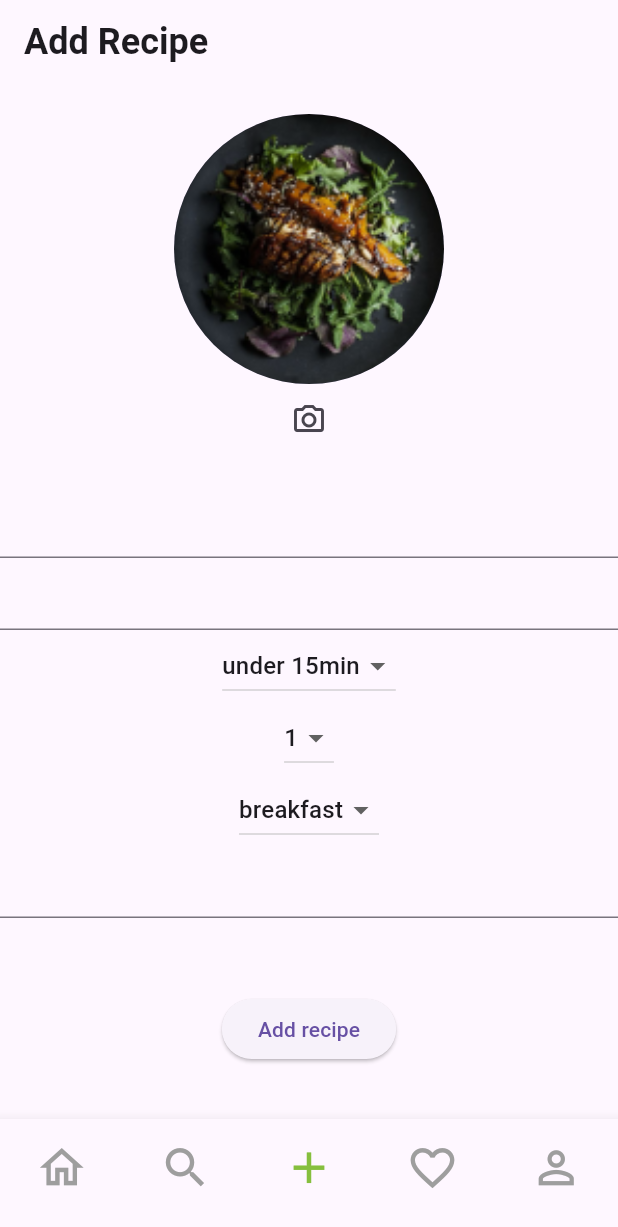
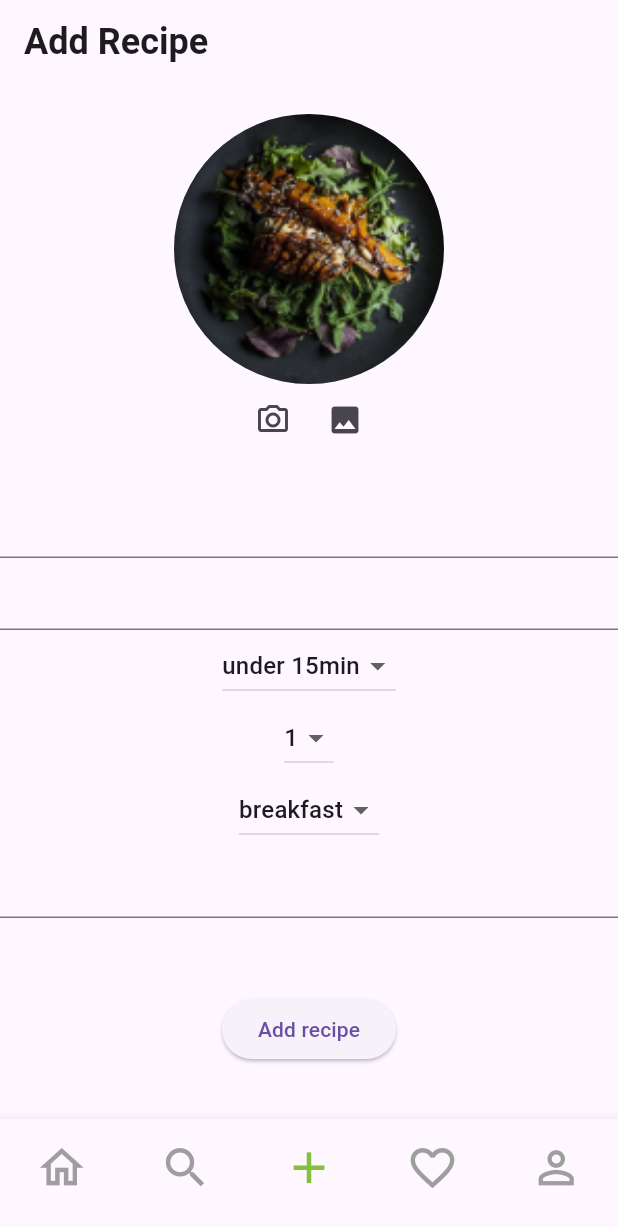
Before and after one commit to Ishuwaraa/cookit, a Flutter app: the screen it shows once a user with an empty profile is signed in, item 3 of the bottom bar chosen, after a tap on the "camera alt" icon, on a phone screen of 412 x 824 dp. Shown: the top 1227 px of the screen. Run offline on Flutter 3.47's test engine with Material 3 defaults, Android fonts, the phone set to English and light mode, and no system bars; our stand-ins replace cloud_firestore, firebase_auth, firebase_core, firebase_storage, image_picker, share_plus; accounts and stored records are empty.

Commit message:
Added camera uploads and share recipe functions

```diff
--- a/lib/components/image_upload.dart
+++ b/lib/components/image_upload.dart
@@ -6,9 +6,10 @@ import 'package:image_picker/image_picker.dart';
 class ImageUpload extends StatefulWidget {
 
   final Function(String) onImageUrlChange;
+  final String type;
 
   // const ImageUpload({super.key});
-  const ImageUpload({required this.onImageUrlChange, Key? key}) : super(key: key);
+  const ImageUpload({required this.type, required this.onImageUrlChange, Key? key}) : super(key: key);
 
   @override
   State<ImageUpload> createState() => _ImageUploadState();
@@ -20,10 +21,16 @@ class _ImageUploadState extends State<ImageUpload> {
   @override
   Widget build(BuildContext context) {
     return IconButton(
-      icon: const Icon(Icons.camera_alt_outlined),
+      icon: (widget.type == 'camera')? const Icon(Icons.camera_alt_outlined) : const Icon(Icons.photo) ,
       onPressed: () async {
         ImagePicker imagePicker = ImagePicker();
-        XFile? file = await imagePicker.pickImage(source: ImageSource.gallery);
+
+        XFile? file;
+        if(widget.type == 'camera'){
+          file = await imagePicker.pickImage(source: ImageSource.camera);
+        }else{
+          file = await imagePicker.pickImage(source: ImageSource.gallery);
+        }
         print(file?.path);
 
         if(file == null) return;
--- a/lib/screens/home.dart
+++ b/lib/screens/home.dart
@@ -1,10 +1,11 @@
-import 'package:cookit/Components/category_list.dart';
 import 'package:cookit/components/appbar_title.dart';
 import 'package:cookit/components/card.dart';
+import 'package:cookit/components/category_list.dart';
 import 'package:cookit/components/loading.dart';
 import 'package:cookit/components/popular_recipe_card.dart';
 import 'package:cookit/models/recipe_model.dart';
 import 'package:cookit/models/user_model.dart';
+import 'package:cookit/screens/search/filtered_results.dart';
 import 'package:cookit/services/database.dart';
 import 'package:flutter/material.dart';
 import 'package:provider/provider.dart';
@@ -84,7 +85,28 @@ class _HomeState extends State<Home> {
                       ],
                     ),
                     const SizedBox(height: 10,),
-                    const SizedBoxListView(),
+                    SizedBox(
+                      height: 50.0,
+                      child: ListView(
+                        scrollDirection: Axis.horizontal,
+                        children: [
+                          GestureDetector(
+                            onTap: () {
+                              Navigator.push(context, MaterialPageRoute(builder: (context) => const FilteredResult(type: 'category', filter: 'soup', title: 'Soup')));
+                            },
+                            child: const SizedBoxListView(title: "🍲 Soup"),
+                          ),
+                          GestureDetector(
+                            onTap: () {
+                              Navigator.push(context, MaterialPageRoute(builder: (context) => const FilteredResult(type: 'category', filter: 'snack', title: 'Snack')));
+                            },
+                            child: const SizedBoxListView(title: "🍿 Snacks"),
+                          ),
+                          const SizedBoxListView(title: "🥦 Healthy"),
+                          const SizedBoxListView(title: "🔥 Popular"),
+                        ],
+                      ),
+                    ),
                     const SizedBox(height: 30,),
                     const Row(
                       mainAxisAlignment: MainAxisAlignment.start,
--- a/lib/screens/profile/profile.dart
+++ b/lib/screens/profile/profile.dart
@@ -65,7 +65,7 @@ class _ProfileState extends State<Profile> {
                           children: [
                             ClipOval(
                               child: FadeInImage(
-                                placeholder: const AssetImage('assets/cookit-logo.png'),
+                                placeholder: const AssetImage('assets/avatar.png'),
                                 image: NetworkImage(userData.profilePicUrl),
                                 width: 120.0,
                                 height: 120.0,
--- a/lib/screens/test_addpost.dart
+++ b/lib/screens/test_addpost.dart
@@ -133,10 +133,16 @@ class _TestAddRecipeState extends State<TestAddRecipe> {
                       backgroundImage: imageUrl.isEmpty ? const AssetImage('assets/recipe_1.png') as ImageProvider<Object>? : NetworkImage(imageUrl),
                     ),
                   ),
-                  Center(
-                    child: ImageUpload(onImageUrlChange: (newUrl) {
-                      updateImageUrl(newUrl);
-                    }),
+                  Row(
+                    mainAxisAlignment: MainAxisAlignment.center,
+                    children: [
+                      ImageUpload(type: 'camera', onImageUrlChange: (newUrl) {
+                        updateImageUrl(newUrl);
+                      }),
+                      ImageUpload(type: 'gallery', onImageUrlChange: (newUrl) {
+                        updateImageUrl(newUrl);
+                      }),
+                    ]
                   ),
                   const SizedBox(
                       height: 20), // Add spacing between CircleAvatar and TextField
--- a/lib/services/auth.dart
+++ b/lib/services/auth.dart
@@ -20,7 +20,7 @@ class AuthService {
       UserCredential result = await _auth.createUserWithEmailAndPassword(email: email, password: password);
       User? user = result.user;
 
-      String url = 'https://firebasestorage.googleapis.com/v0/b/cookit-10505.appspot.com/o/users%2F20240320194419867618?alt=media&token=4e3196fb-bca8-4af9-b424-3aa78e865606';
+      String url = 'https://firebasestorage.googleapis.com/v0/b/cookit-10505.appspot.com/o/users%2F20240402225627460996?alt=media&token=b074d7e8-a6c1-4428-8ee6-39136e035708';
 
       //creating a new doc for the user:
       await DatabaseService(userId: user!.uid).updateUserData(name, email, url);
--- a/pubspec.yaml
+++ b/pubspec.yaml
@@ -43,6 +43,7 @@ dependencies:
   file_picker: ^6.2.0
   image_picker: ^1.0.7
   path_provider: ^2.1.2
+  share_plus: ^7.2.2
 
 dev_dependencies:
   flutter_test:
```
Also changed, not shown: lib/Components/category_list.dart (+2 -16 lines), lib/screens/profile/edit_profile.dart (+10 -4 lines), lib/screens/profile/test_edit_recipe.dart (+10 -4 lines), lib/screens/test_recipe_details.dart (+17 -0 lines), assets/avatar.png (added), pubspec.lock, 5 other files.
